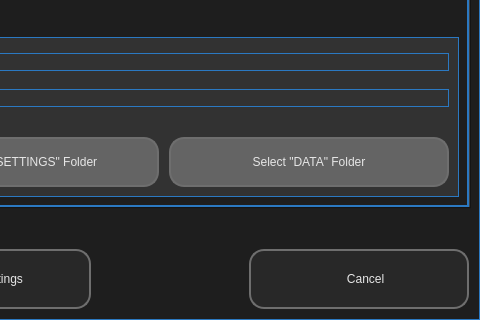
The window that ui/ui_07_settings.ui (il721/EasyBack) describes before a commit, drawn with Qt 5; both pictures show x 140 to 620 and y 282 to 602 of the 620 by 602 pixel window.
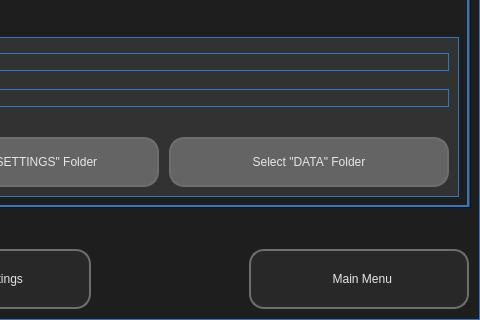
The same window after the commit. Icons and pictures are not drawn.

Commit message: Edit "first check" and "settings"

```diff
--- a/ui/ui_07_settings.ui
+++ b/ui/ui_07_settings.ui
@@ -86,6 +86,10 @@
 background: #2B79C2;
 color: rgb(230, 230, 230)}
 QFrame:disabled{
+background-color: rgb(50,50,50);}
+QRadioButton:disabled{
+background-color: rgb(50,50,50);}
+QToolButton:disabled{
 background-color: rgb(50,50,50);}</string>
   </property>
   <layout class="QVBoxLayout" name="verticalLayout_3">
@@ -596,7 +600,7 @@
         </size>
        </property>
        <property name="text">
-        <string>    Cancel</string>
+        <string>  Main Menu</string>
        </property>
        <property name="icon">
         <iconset resource="dop_win_rc.qrc">
```
The commit also changes 5 other files.
